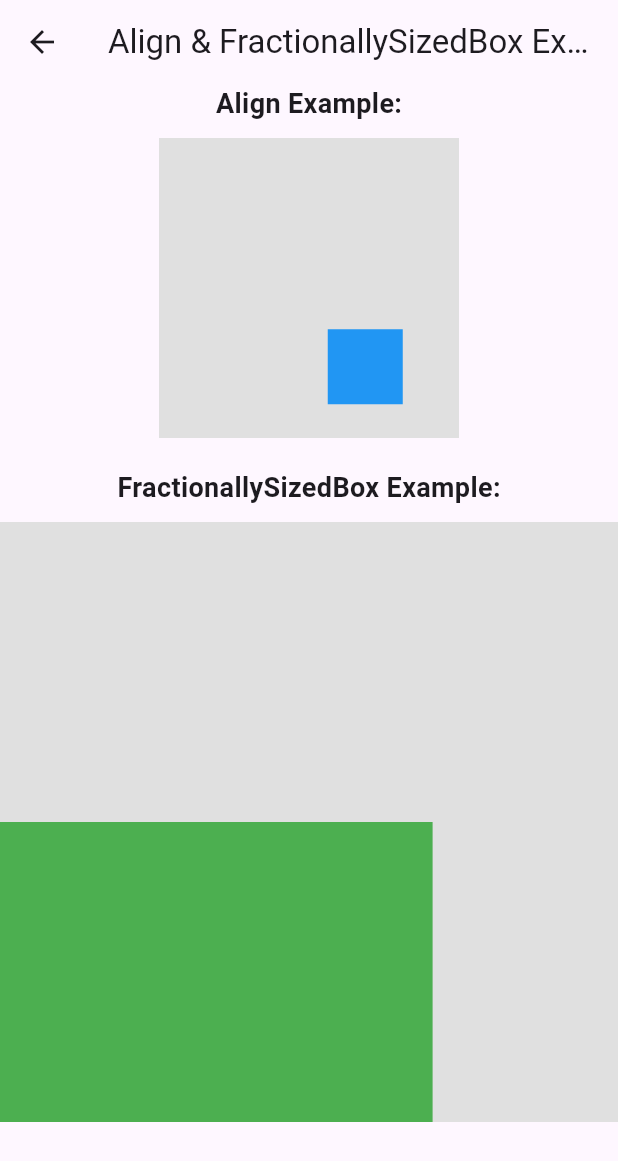
After one commit to abdulrahmanahme/-sinapets_flutter, a Flutter app: the AlignScreen screen opened directly, on a phone screen of 412 x 824 dp. The commit adds this screen. Shown: the top 1161 px of the screen. Run offline on Flutter 3.47's test engine with Material 3 defaults, Android fonts, the phone set to English and light mode, and no system bars.

```diff
--- /dev/null
+++ b/lib/core/widgets/align_screen.dart
@@ -0,0 +1,59 @@
+
+import 'package:flutter/material.dart';
+
+class AlignScreen extends StatelessWidget {
+  const AlignScreen({super.key});
+
+  @override
+  Widget build(BuildContext context) {
+    return Scaffold(
+      appBar: AppBar(
+        title: const Text('Align & FractionallySizedBox Example'),
+      ),
+      body: Column(
+        children: [
+          // Align Example
+          const Text(
+            'Align Example:',
+            style: TextStyle(fontSize: 18, fontWeight: FontWeight.bold),
+          ),
+          const SizedBox(height: 10),
+          Container(
+            color: Colors.grey[300],
+            height: 200,
+            width: 200,
+            child: Align(
+              alignment: Alignment(0.5, 0.7), // Positioned at 50% width & height
+              child: Container(
+                height: 50,
+                width: 50,
+                color: Colors.blue,
+              ),
+            ),
+          ),
+          const SizedBox(height: 20),
+
+          // FractionallySizedBox Example
+          const Text(
+            'FractionallySizedBox Example:',
+            style: TextStyle(fontSize: 18, fontWeight: FontWeight.bold),
+          ),
+          const SizedBox(height: 10),
+          Container(
+            color: Colors.grey[300],
+            height: 400,
+            width: double.maxFinite,
+            child: FractionallySizedBox(
+              widthFactor: 0.7, // 50% width of parent
+              heightFactor: 0.5, // 50% height of parent
+              alignment: Alignment.bottomLeft, // Center alignment
+              child: Container(
+                color: Colors.green,
+              ),
+            ),
+          ),
+        ],
+      ),
+    );
+  }
+}
--- a/lib/main.dart
+++ b/lib/main.dart
@@ -1,5 +1,6 @@
 import 'package:flutter/material.dart';
-import 'package:sinapets_flutter/core/widgets/flow_wrap_screen.dart';
+import 'package:sinapets_flutter/core/widgets/align_screen.dart';
+import 'package:sinapets_flutter/core/widgets/show_bottom_sheet_screen.dart';
 
 void main() {
   runApp(const MyApp());
@@ -15,7 +16,7 @@ class MyApp extends StatelessWidget {
         colorScheme: ColorScheme.fromSeed(seedColor: Colors.deepPurple),
         useMaterial3: true,
       ),
-      home:const FlowWrapScreen(),
+      home:const ShowBottomSheetScreen(),
     );
   }
 }
```
Also changed, not shown: lib/core/widgets/show_bottom_sheet_screen.dart (added, +67 -0 lines).
